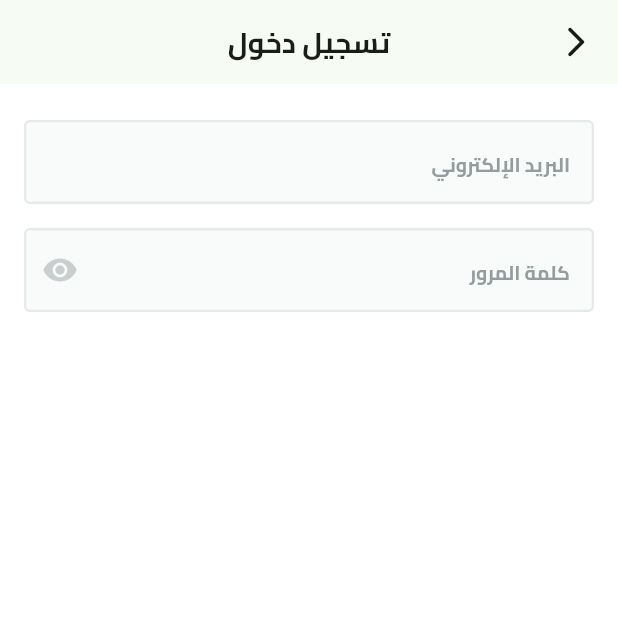
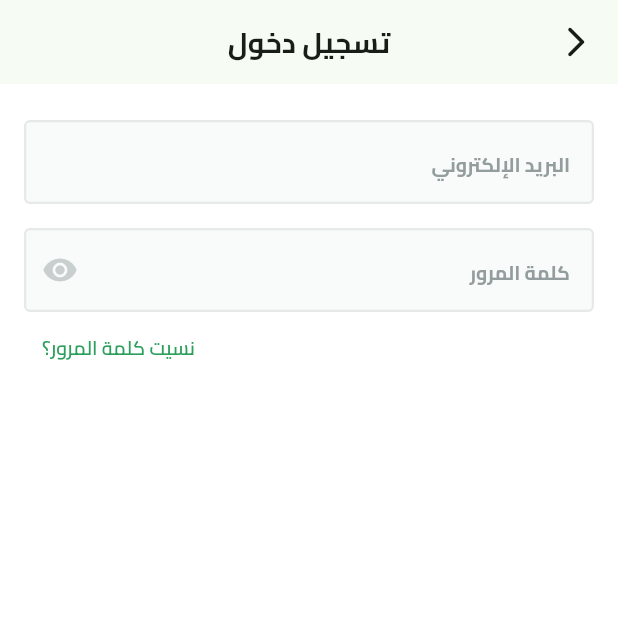
Before and after one commit to a7med287/fruit-hub, a Flutter app: the screen it shows after launch, after a tap on "تخط", on a phone screen of 412 x 824 dp, the top half of it. Run offline on Flutter 3.47's test engine with Material 3 defaults, Android fonts, the phone set to English and light mode, and no system bars; our stand-ins replace dots_indicator, flutter_svg, shared_preferences.

Commit message:
add text forgot password

```diff
--- a/lib/features/auth/presentation/views/widgets/login_view_body.dart
+++ b/lib/features/auth/presentation/views/widgets/login_view_body.dart
@@ -1,7 +1,9 @@
 import 'package:flutter/material.dart';
 import 'package:fruit_hub/constants.dart';
+import 'package:fruit_hub/core/utils/app_text_styles.dart';
 
 import '../../../../../core/widgets/custom_text_field.dart';
+import '../../../../../generated/l10n.dart';
 
 class LoginViewBody extends StatelessWidget {
   const LoginViewBody({super.key});
@@ -30,6 +32,19 @@ class LoginViewBody extends StatelessWidget {
                 ),
               ),
             ),
+
+            Row(
+              mainAxisAlignment: MainAxisAlignment.end,
+              children: [
+                TextButton(
+                  onPressed: () {},
+                  child: Text(
+                   S.of(context).forgot_password,
+                    style: TextStyles.semiBold13.copyWith(color: Color(0xff2D9F5D)),
+                  ),
+                ),
+              ],
+            ),
           ],
         ),
       ),
--- a/lib/l10n/intl_ar.arb
+++ b/lib/l10n/intl_ar.arb
@@ -1,3 +1,4 @@
 {
-    "title" : "عربي"
+    "title" : "عربي",
+    "forgot_password" : "نسيت كلمة المرور؟"
 }
--- a/lib/l10n/intl_en.arb
+++ b/lib/l10n/intl_en.arb
@@ -1,3 +1,4 @@
 {
-    "title" : "english"
+    "title" : "english",
+    "forgot_password" : "Forgot Password?"
 }
```
Also changed, not shown: lib/generated/intl/messages_ar.dart, lib/generated/intl/messages_en.dart, lib/generated/l10n.dart.
